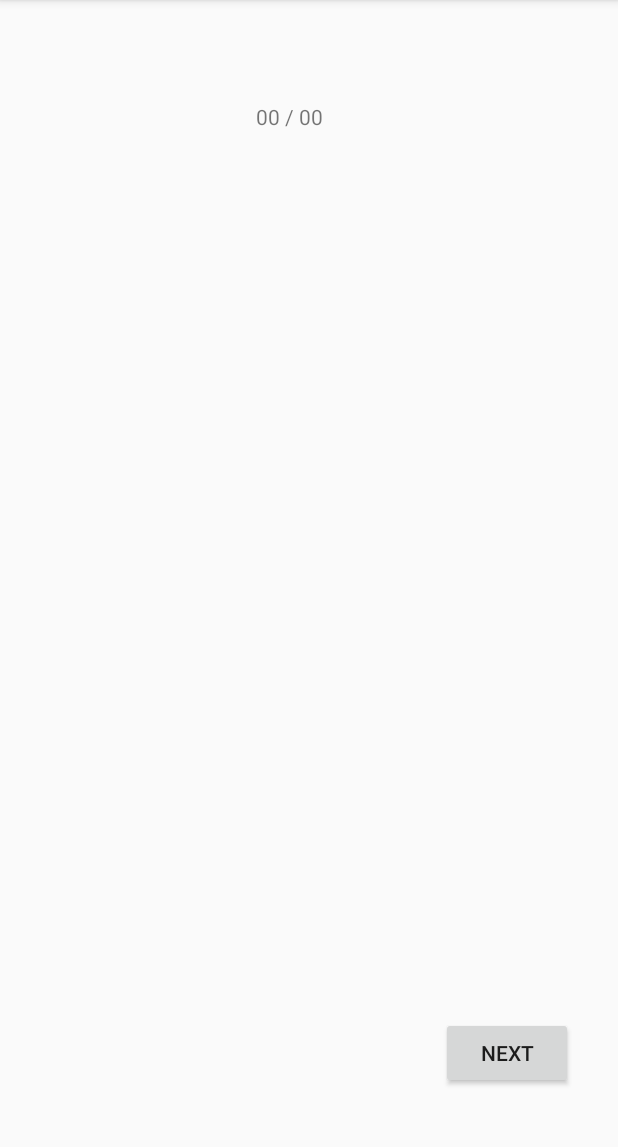
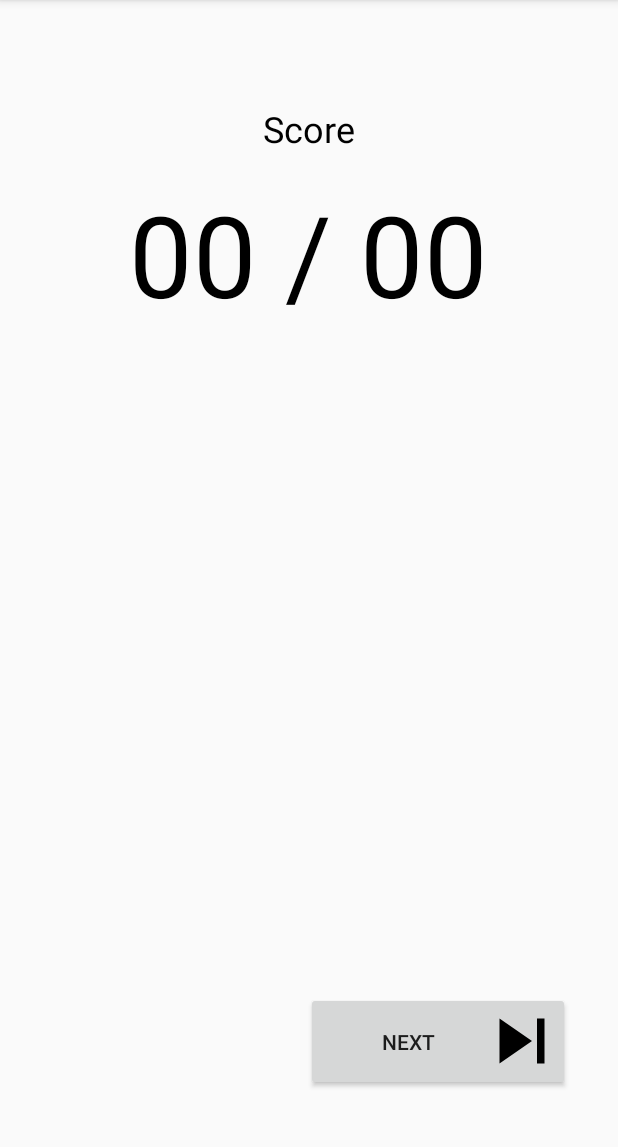
Before and after one commit to malcolmrjones/pronounce.it, an Android app: the ResultsActivity screen opened directly, with no data from a screen before it, on a phone screen of 412 x 824 dp, the part 84-1231 px from its top. Run offline under Robolectric (Android 15) with nearby library versions, the phone set to English and light mode, and no system bars; 3 statements that could not run were skipped.

Commit message:
Added some style

```diff
--- /dev/null
+++ b/app/src/main/res/drawable/ic_next_icon.xml
@@ -0,0 +1,9 @@
+<vector xmlns:android="http://schemas.android.com/apk/res/android"
+    android:width="40dp"
+    android:height="40dp"
+    android:viewportWidth="512"
+    android:viewportHeight="512">
+  <path
+      android:fillColor="#FF000000"
+      android:pathData="M64,64v384l277.3,-192L64,64zM384,64h64v384h-64z"/>
+</vector>
--- a/app/src/main/res/layout/activity_results.xml
+++ b/app/src/main/res/layout/activity_results.xml
@@ -8,27 +8,46 @@
 
     <Button
         android:id="@+id/button_next"
-        android:layout_width="wrap_content"
-        android:layout_height="wrap_content"
+        android:layout_width="176dp"
+        android:layout_height="66dp"
+        android:drawableRight="@drawable/ic_next_icon"
         android:onClick="onClickNext"
         android:text="Next"
         app:layout_constraintBottom_toBottomOf="parent"
         app:layout_constraintEnd_toEndOf="parent"
-        app:layout_constraintHorizontal_bias="0.907"
+        app:layout_constraintHorizontal_bias="0.863"
         app:layout_constraintStart_toStartOf="parent"
         app:layout_constraintTop_toTopOf="parent"
         app:layout_constraintVertical_bias="0.942" />
 
     <TextView
         android:id="@+id/label_score"
-        android:layout_width="87dp"
-        android:layout_height="21dp"
+        android:layout_width="264dp"
+        android:layout_height="111dp"
         android:text="00 / 00"
         android:textAlignment="center"
+        android:textColor="#000000"
+        android:textSize="75sp"
         app:layout_constraintBottom_toBottomOf="parent"
         app:layout_constraintEnd_toEndOf="parent"
-        app:layout_constraintHorizontal_bias="0.459"
+        app:layout_constraintHorizontal_bias="0.496"
         app:layout_constraintStart_toStartOf="parent"
         app:layout_constraintTop_toTopOf="parent"
-        app:layout_constraintVertical_bias="0.091" />
+        app:layout_constraintVertical_bias="0.181" />
+
+    <TextView
+        android:id="@+id/label_forscore"
+        android:layout_width="98dp"
+        android:layout_height="38dp"
+        android:text="Score"
+        android:textAlignment="center"
+        android:textColor="#000000"
+        android:textSize="24sp"
+        app:layout_constraintBottom_toTopOf="@+id/label_score"
+        app:layout_constraintEnd_toEndOf="parent"
+        app:layout_constraintHorizontal_bias="0.498"
+        app:layout_constraintStart_toStartOf="parent"
+        app:layout_constraintTop_toTopOf="parent"
+        app:layout_constraintVertical_bias="0.86" />
+
 </androidx.constraintlayout.widget.ConstraintLayout>
```
Also changed, not shown: 1348 other files.
